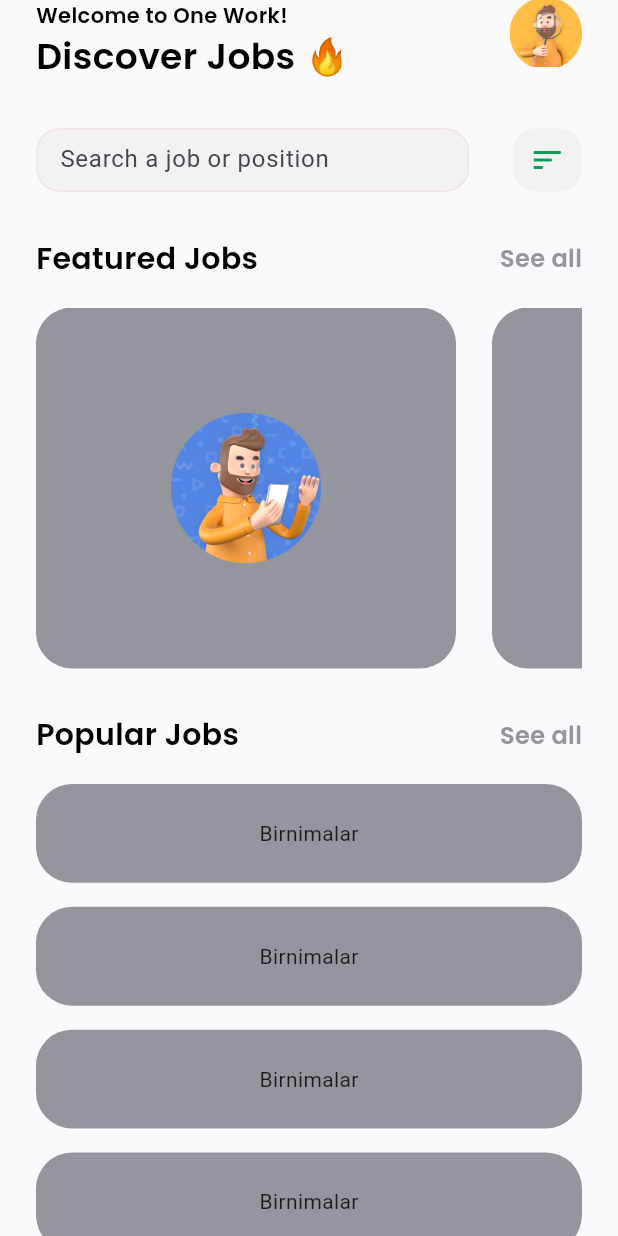
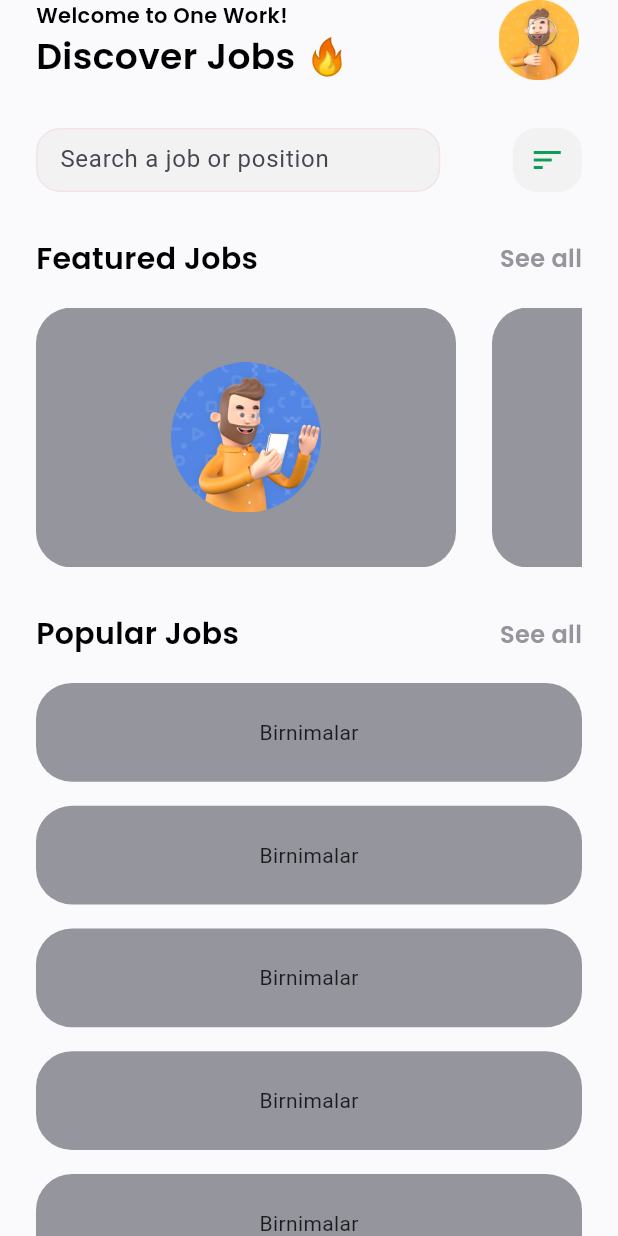
Before and after one commit to bek-n/OneWork, a Flutter app: the HomePage screen opened directly, on a phone screen of 412 x 824 dp. Run offline on Flutter 3.47's test engine with Material 2 defaults, Android fonts, the phone set to English and light mode, and no system bars; our stand-ins replace flutter_screenutil, google_fonts, loading_animation_widget; missing offline and left inert: flutter_overboard.

Commit message:
home page done

```diff
--- a/lib/view/pages/home/home_page.dart
+++ b/lib/view/pages/home/home_page.dart
@@ -17,6 +17,7 @@ class _HomePageState extends State<HomePage> {
     return Scaffold(
       resizeToAvoidBottomInset: false,
       body: SafeArea(
+        child: SingleChildScrollView(
           child: Padding(
             padding: const EdgeInsets.symmetric(horizontal: 24),
             child: Column(
@@ -40,11 +41,10 @@ class _HomePageState extends State<HomePage> {
                     ),
                     const Spacer(),
                     SizedBox(
-                    height: 50.h,
-                    width: 50.w,
+                      height: 60.h,
+                      width: 60.w,
                       child: Image.asset(
                         'assets/images/1.png',
-                      fit: BoxFit.cover,
                       ),
                     )
                   ],
@@ -54,7 +54,7 @@ class _HomePageState extends State<HomePage> {
                   children: [
                     Container(
                       margin: const EdgeInsets.only(right: 16),
-                    width: 300.w,
+                      width: 280.w,
                       height: 48.h,
                       child: CustomTextFrom(
                         controller: homeController,
@@ -101,7 +101,7 @@ class _HomePageState extends State<HomePage> {
                 ),
                 20.verticalSpace,
                 SizedBox(
-                height: 250.w,
+                  height: 180.w,
                   child: ListView.builder(
                     scrollDirection: Axis.horizontal,
                     itemCount: 2,
@@ -141,8 +141,10 @@ class _HomePageState extends State<HomePage> {
                   ],
                 ),
                 20.verticalSpace,
-              Expanded(
+                SizedBox(
+                  height: 550.h,
                   child: ListView.builder(
+                    physics: const NeverScrollableScrollPhysics(),
                     itemCount: 6,
                     itemBuilder: (context, index) {
                       return Container(
@@ -163,6 +165,7 @@ class _HomePageState extends State<HomePage> {
             ),
           ),
         ),
+      ),
     );
   }
 }
```
Lines whose indentation alone changed are shown as unchanged.
